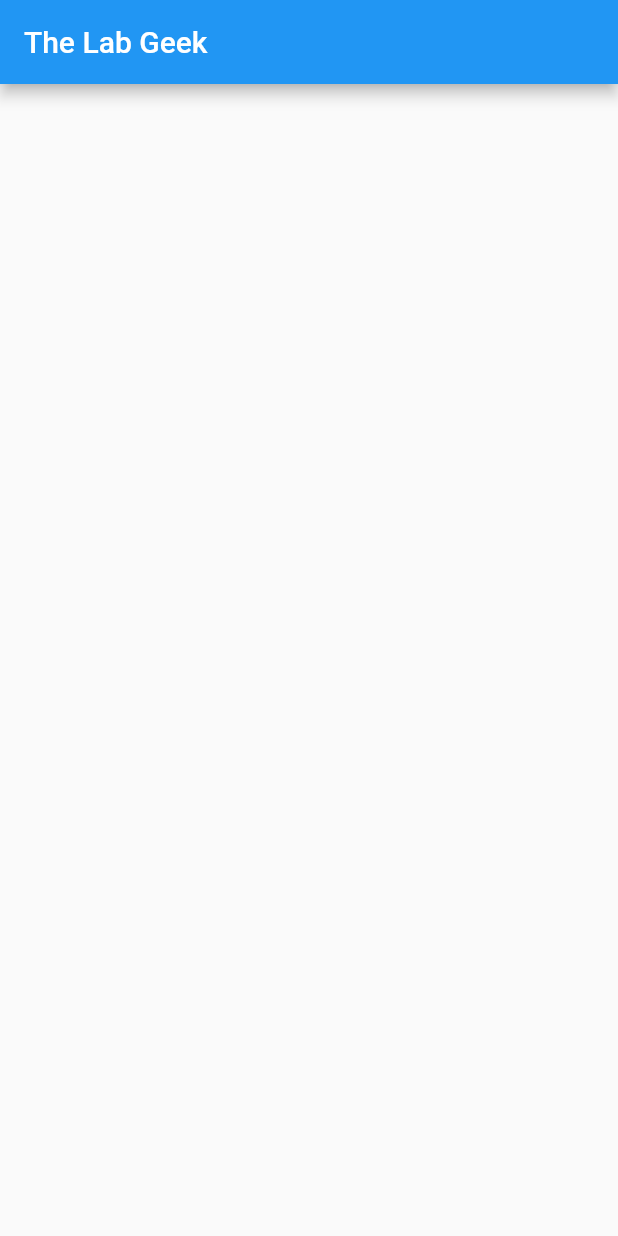
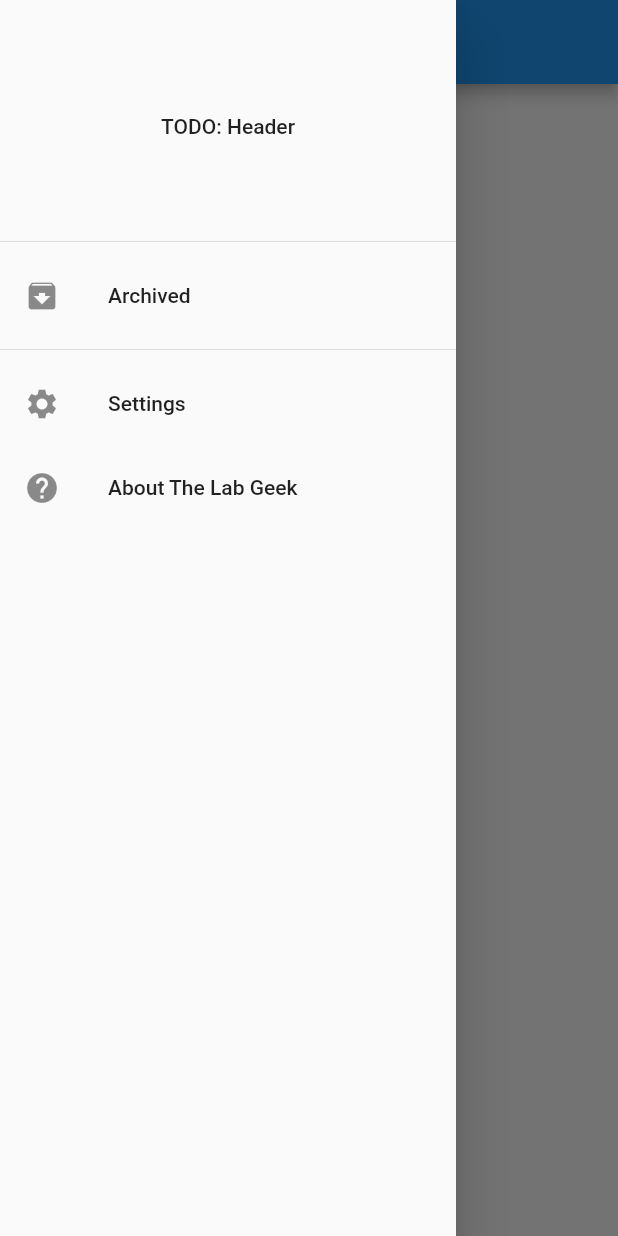
Before and after one commit to ranterle/the-lab-geek, a Flutter app: the screen it shows after launch, with the side drawer open (before the commit the screen has no drawer), on a phone screen of 412 x 824 dp. Run offline on Flutter 3.47's test engine with Material 2 defaults, Android fonts, the phone set to English and light mode, and no system bars.

Commit message:
feat(debug): add debugging mode
We can expand this later but will be useful to drop
into a debugging situation in the released app.

```diff
--- a/lib/tlg/app.dart
+++ b/lib/tlg/app.dart
@@ -30,10 +30,12 @@ import 'package:flutter_localizations/flutter_localizations.dart';
 
 import 'configuration.dart';
 import 'data.dart';
+import 'strings.dart';
+
 import 'page/experiment.dart';
 import 'page/home.dart';
 import 'page/settings.dart';
-import 'strings.dart';
+import 'page/debug.dart';
 
 class TlgApp extends StatefulWidget {
   @override
@@ -66,8 +68,7 @@ class _State extends State<TlgApp> {
 
   void configurationUpdate(TlgConfiguration value) {
     setState(() {
-      _configuration:
-      value;
+      _configuration = value;
     });
   }
 
@@ -104,19 +105,19 @@ class _State extends State<TlgApp> {
   @override
   Widget build(BuildContext context) {
     assert(() {
-      debugPaintSizeEnabled = _configuration.debugShowSizes;
-      debugPaintBaselinesEnabled = _configuration.debugShowBaselines;
-      debugPaintLayerBordersEnabled = _configuration.debugShowLayers;
-      debugPaintPointersEnabled = _configuration.debugShowPointers;
-      debugRepaintRainbowEnabled = _configuration.debugShowRainbow;
+      debugPaintSizeEnabled = _configuration.debug && _configuration.debugShowSizes;
+      debugPaintBaselinesEnabled = _configuration.debug && _configuration.debugShowBaselines;
+      debugPaintLayerBordersEnabled = _configuration.debug && _configuration.debugShowLayers;
+      debugPaintPointersEnabled = _configuration.debug && _configuration.debugShowPointers;
+      debugRepaintRainbowEnabled = _configuration.debug && _configuration.debugShowRainbow;
       return true;
     }());
     return new MaterialApp(
       title: 'The Lab Geek',
       theme: theme,
-      debugShowMaterialGrid: _configuration.debugShowGrid,
-      showPerformanceOverlay: _configuration.debugShowPerformanceOverlay,
-      showSemanticsDebugger: _configuration.debugShowSemanticsDebugger,
+      debugShowMaterialGrid: _configuration.debug && _configuration.debugShowGrid,
+      showPerformanceOverlay: _configuration.debug && _configuration.debugShowPerformanceOverlay,
+      showSemanticsDebugger: _configuration.debug && _configuration.debugShowSemanticsDebugger,
       localizationsDelegates: <LocalizationsDelegate<dynamic>>[
         new _LocalizationsDelegate(),
         GlobalMaterialLocalizations.delegate,
@@ -130,8 +131,14 @@ class _State extends State<TlgApp> {
         '/': (BuildContext _) => new TlgPageHome(
           data: data,
           configuration: _configuration,
+          configurationUpdate: configurationUpdate,
         ),
         '/settings': (BuildContext _) => new TlgPageSettings(
+          configuration: _configuration,
+          configurationUpdate: configurationUpdate,
+        ),
+        '/debug': (BuildContext _) =>
+        new TlgPageDebug(
           configuration: _configuration,
           configurationUpdate: configurationUpdate,
         ),
--- a/lib/tlg/configuration.dart
+++ b/lib/tlg/configuration.dart
@@ -21,6 +21,7 @@ enum TlgTheme { light, dark }
 class TlgConfiguration {
   TlgConfiguration({
     this.theme = TlgTheme.light,
+    this.debug = false,
     this.debugShowGrid = false,
     this.debugShowSizes = false,
     this.debugShowBaselines = false,
@@ -32,6 +33,7 @@ class TlgConfiguration {
   });
 
   final TlgTheme theme;
+  final bool debug;
   final bool debugShowGrid;
   final bool debugShowSizes;
   final bool debugShowBaselines;
@@ -43,9 +45,19 @@ class TlgConfiguration {
 
   TlgConfiguration copyWith({
     TlgTheme theme,
+    debug,
+    debugShowGrid,
+    debugShowSizes,
+    debugShowBaselines,
+    debugShowLayers,
+    debugShowPointers,
+    debugShowRainbow,
+    debugShowPerformanceOverlay,
+    debugShowSemanticsDebugger,
   }) {
     return new TlgConfiguration(
         theme: theme ?? this.theme,
+        debug: debug ?? this.debug,
         debugShowGrid: debugShowGrid ?? this.debugShowGrid,
         debugShowSizes: debugShowSizes ?? this.debugShowSizes,
         debugShowBaselines: debugShowBaselines ?? this.debugShowBaselines,
--- a/lib/tlg/i18n/messages_all.dart
+++ b/lib/tlg/i18n/messages_all.dart
@@ -24,11 +24,12 @@ import 'dart:async';
 
 import 'package:intl/intl.dart';
 import 'package:intl/message_lookup_by_library.dart';
+
+// ignore: implementation_imports
 import 'package:intl/src/intl_helpers.dart';
 
 import 'messages_en_GB.dart' as messages_en_GB;
 import 'messages_en_US.dart' as messages_en_US;
-// ignore: implementation_imports
 
 typedef Future<dynamic> LibraryLoader();
 Map<String, LibraryLoader> _deferredLibraries = {
--- a/lib/tlg/page/home.dart
+++ b/lib/tlg/page/home.dart
@@ -20,18 +20,71 @@ import 'package:flutter/material.dart';
 
 import '../configuration.dart';
 import '../data.dart';
+import '../strings.dart';
 
-class TlgPageHome extends StatelessWidget {
-  const TlgPageHome({this.data, this.configuration});
+class TlgPageHome extends StatefulWidget {
+  const TlgPageHome({this.data, this.configuration, this.configurationUpdate});
 
   final TlgData data;
   final TlgConfiguration configuration;
+  final ValueChanged<TlgConfiguration> configurationUpdate;
+
+  @override
+  _State createState() => new _State();
+}
+
+class _State extends State<TlgPageHome> {
+  int _debug = 0;
+
+  void updateConfiguration(TlgConfiguration value) {
+    if (widget.configurationUpdate != null) widget.configurationUpdate(value);
+  }
+
+  void _handleShowSettings() {
+    Navigator.popAndPushNamed(context, '/settings');
+  }
+
+  void _handleDebug() {
+    if (++_debug > 5) {
+      updateConfiguration(widget.configuration.copyWith(debug: true));
+      _debug = 0;
+    }
+  }
 
   @override
   Widget build(BuildContext context) {
     return new Scaffold(
-        appBar: new AppBar(
-          title: new Text('The Lab Geek'),
-        ));
+      appBar: new AppBar(
+        title: new Text('The Lab Geek'),
+      ),
+      drawer: new Drawer(
+        child: new ListView(
+          children: <Widget>[
+            new DrawerHeader(
+              child: const Center(child: const Text('TODO: Header')),
+            ),
+            new ListTile(
+              leading: const Icon(Icons.archive),
+              title: new Text(TlgStrings.of(context).archived()),
+            ),
+            const Divider(),
+            new ListTile(
+              leading: const Icon(Icons.settings),
+              title: new Text(TlgStrings.of(context).settings()),
+              onTap: _handleShowSettings,
+            ),
+            new AboutListTile(
+              icon: const Icon(Icons.help),
+              applicationName: 'The Lab Geek',
+              applicationVersion: 'TODO: 0.0.0',
+              applicationIcon: new IconButton(
+                icon: const Icon(Icons.whatshot),
+                onPressed: _handleDebug,
+              ),
+            ),
+          ],
+        ),
+      ),
+    );
   }
 }
--- a/lib/tlg/strings.dart
+++ b/lib/tlg/strings.dart
@@ -51,4 +51,100 @@ class TlgStrings {
     desc: 'Label for the Settings page',
     locale: _localeName,
   );
+
+  String archived() =>
+      Intl.message(
+        'Archived',
+        name: 'archived',
+        desc: 'Label for the Archived page',
+        locale: _localeName,
+      );
+
+  String debug() =>
+      Intl.message(
+        'Debug',
+        name: 'debug',
+        desc: 'Label for the Debug page',
+        locale: _localeName,
+      );
+
+  String debugEnabled() =>
+      Intl.message(
+        'Debug enabled',
+        name: 'debugEnabled',
+        desc: 'A toast that notifies the user that debug mode has been enabled',
+        locale: _localeName,
+      );
+
+  String debugToggleMode() =>
+      Intl.message(
+        'Debug mode',
+        name: 'debugToggleMode',
+        desc: 'Label for the debugging toggle that enables/disables debug mode',
+        locale: _localeName,
+      );
+
+  String debugToggleMaterialGrid() =>
+      Intl.message(
+        'Show material grid',
+        name: 'debugToggleMaterialGrid',
+        desc: 'Label for the debugging toggle that shows the material grid',
+        locale: _localeName,
+      );
+
+  String debugToggleConstructionLines() =>
+      Intl.message(
+        'Show construction lines',
+        name: 'debugToggleConstructionLines',
+        desc: 'Label for the debugging toggle that shows the construction lines',
+        locale: _localeName,
+      );
+
+  String debugToggleBaselines() =>
+      Intl.message(
+        'Show baselines',
+        name: 'debugToggleBaselines',
+        desc: 'Label for the debugging toggle that shows the baselines',
+        locale: _localeName,
+      );
+
+  String debugToggleLayerBoundaries() =>
+      Intl.message(
+        'Show layer boundaries',
+        name: 'debugToggleLayerBoundaries',
+        desc: 'Label for the debugging toggle that shows the layer boundaries',
+        locale: _localeName,
+      );
+
+  String debugTogglePointerHitTesting() =>
+      Intl.message(
+        'Show pointer hit-testing',
+        name: 'debugTogglePointerHitTesting',
+        desc: 'Label for the debugging toggle that shows the pointer hit-testing outlines',
+        locale: _localeName,
+      );
+
+  String debugToggleRepaintRainbow() =>
+      Intl.message(
+        'Show repaint rainbow',
+        name: 'debugToggleRepaintRainbow',
+        desc: 'Label for the debugging toggle that shows the repaint rainbow',
+        locale: _localeName,
+      );
+
+  String debugToggleRenderingPerformanceOverlay() =>
+      Intl.message(
+        'Show rendering performance overlay',
+        name: 'debugToggleRenderingPerformanceOverlay',
+        desc: 'Label for the debugging toggle that shows the rendering performance overlay',
+        locale: _localeName,
+      );
+
+  String debugToggleSemanticsOverlay() =>
+      Intl.message(
+        'Show semantics overlay',
+        name: 'debugToggleSemanticsOverlay',
+        desc: 'Label for the debugging toggle that shows the semantics overlay',
+        locale: _localeName,
+      );
 }
```
Also changed, not shown: lib/tlg/page/debug.dart (added, +140 -0 lines), lib/tlg/page/settings.dart (+24 -4 lines).
